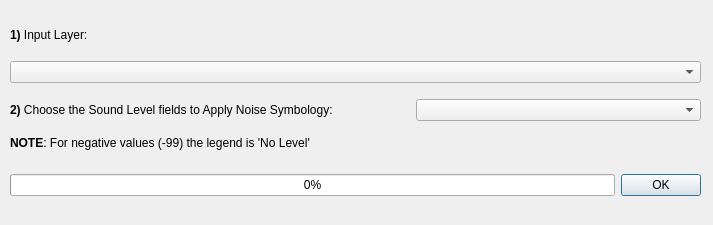
Before: the Qt Designer form tools/ui_ApplyNoiseSymbology.ui in pierluigiderosa/openoise, drawn with Qt 5.
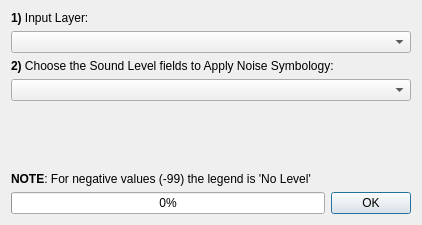
After: the same form once the commit is applied. Custom widgets are drawn as their Qt base class.

```diff
--- a/tools/ui_ApplyNoiseSymbology.ui
+++ b/tools/ui_ApplyNoiseSymbology.ui
@@ -9,20 +9,20 @@
    <rect>
     <x>0</x>
     <y>0</y>
-    <width>713</width>
+    <width>422</width>
     <height>225</height>
    </rect>
   </property>
   <property name="sizePolicy">
-   <sizepolicy hsizetype="Fixed" vsizetype="Fixed">
+   <sizepolicy hsizetype="Preferred" vsizetype="Preferred">
     <horstretch>0</horstretch>
     <verstretch>0</verstretch>
    </sizepolicy>
   </property>
   <property name="minimumSize">
    <size>
-    <width>713</width>
-    <height>225</height>
+    <width>0</width>
+    <height>0</height>
    </size>
   </property>
   <property name="maximumSize">
@@ -43,54 +43,7 @@
   <property name="locale">
    <locale language="Italian" country="Italy"/>
   </property>
-  <widget class="QWidget" name="horizontalLayoutWidget_2">
-   <property name="geometry">
-    <rect>
-     <x>10</x>
-     <y>165</y>
-     <width>691</width>
-     <height>41</height>
-    </rect>
-   </property>
-   <layout class="QHBoxLayout" name="horizontalLayout">
-    <item>
-     <widget class="QProgressBar" name="progressBar">
-      <property name="value">
-       <number>0</number>
-      </property>
-     </widget>
-    </item>
-    <item>
-     <widget class="QDialogButtonBox" name="run_buttonBox">
-      <property name="sizePolicy">
-       <sizepolicy hsizetype="Fixed" vsizetype="Fixed">
-        <horstretch>0</horstretch>
-        <verstretch>0</verstretch>
-       </sizepolicy>
-      </property>
-      <property name="orientation">
-       <enum>Qt::Horizontal</enum>
-      </property>
-      <property name="standardButtons">
-       <set>QDialogButtonBox::Ok</set>
-      </property>
-     </widget>
-    </item>
-   </layout>
-  </widget>
-  <widget class="QWidget" name="verticalLayoutWidget_2">
-   <property name="geometry">
-    <rect>
-     <x>10</x>
-     <y>15</y>
-     <width>691</width>
-     <height>81</height>
-    </rect>
-   </property>
-   <layout class="QVBoxLayout" name="receivers_layer_verticalLayout">
-    <property name="sizeConstraint">
-     <enum>QLayout::SetNoConstraint</enum>
-    </property>
+  <layout class="QVBoxLayout" name="verticalLayout">
     <item>
      <widget class="QLabel" name="receiver_points_layer_label">
       <property name="sizePolicy">
@@ -107,34 +60,17 @@
     <item>
      <widget class="QgsMapLayerComboBox" name="layer_comboBox"/>
     </item>
-   </layout>
-  </widget>
-  <widget class="QWidget" name="verticalLayoutWidget_3">
-   <property name="geometry">
-    <rect>
-     <x>10</x>
-     <y>90</y>
-     <width>691</width>
-     <height>71</height>
-    </rect>
-   </property>
-   <layout class="QVBoxLayout" name="verticalLayout">
-    <item>
-     <layout class="QHBoxLayout" name="horizontalLayout_2">
-      <property name="sizeConstraint">
-       <enum>QLayout::SetMinAndMaxSize</enum>
-      </property>
       <item>
        <widget class="QLabel" name="choose_fileds_label">
         <property name="sizePolicy">
-         <sizepolicy hsizetype="Fixed" vsizetype="Fixed">
+      <sizepolicy hsizetype="Preferred" vsizetype="Fixed">
           <horstretch>0</horstretch>
           <verstretch>0</verstretch>
          </sizepolicy>
         </property>
         <property name="minimumSize">
          <size>
-          <width>400</width>
+       <width>0</width>
           <height>0</height>
          </size>
         </property>
@@ -152,7 +88,18 @@
       <item>
        <widget class="QgsFieldComboBox" name="level_comboBox"/>
       </item>
-     </layout>
+   <item>
+    <spacer name="verticalSpacer">
+     <property name="orientation">
+      <enum>Qt::Vertical</enum>
+     </property>
+     <property name="sizeHint" stdset="0">
+      <size>
+       <width>20</width>
+       <height>40</height>
+      </size>
+     </property>
+    </spacer>
     </item>
     <item>
      <widget class="QLabel" name="choose_fileds_label_3">
@@ -167,8 +114,34 @@
       </property>
      </widget>
     </item>
-   </layout>
-  </widget>
+   <item>
+    <layout class="QHBoxLayout" name="horizontalLayout">
+     <item>
+      <widget class="QProgressBar" name="progressBar">
+       <property name="value">
+        <number>0</number>
+       </property>
+      </widget>
+     </item>
+     <item>
+      <widget class="QDialogButtonBox" name="run_buttonBox">
+       <property name="sizePolicy">
+        <sizepolicy hsizetype="Fixed" vsizetype="Fixed">
+         <horstretch>0</horstretch>
+         <verstretch>0</verstretch>
+        </sizepolicy>
+       </property>
+       <property name="orientation">
+        <enum>Qt::Horizontal</enum>
+       </property>
+       <property name="standardButtons">
+        <set>QDialogButtonBox::Ok</set>
+       </property>
+      </widget>
+     </item>
+    </layout>
+   </item>
+  </layout>
  </widget>
  <customwidgets>
   <customwidget>
```
Lines whose indentation alone changed are shown as unchanged.
